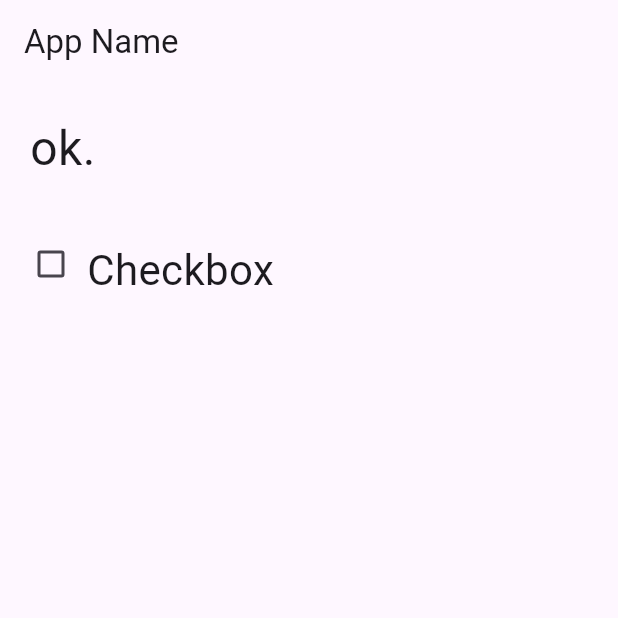
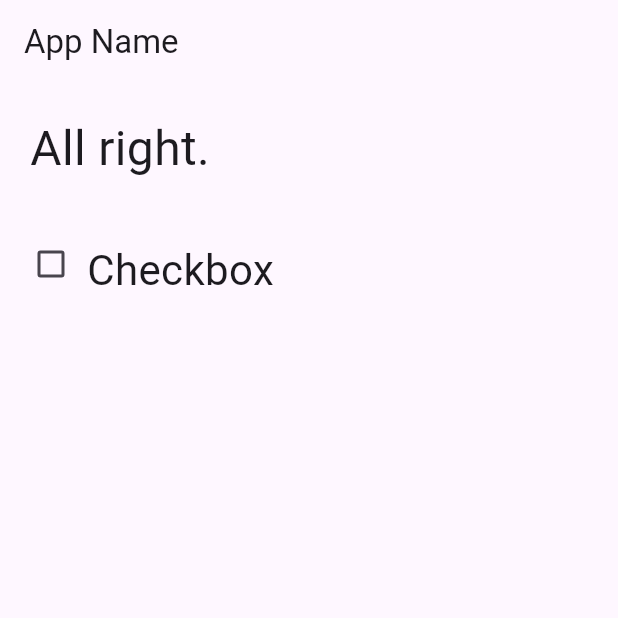
Before and after one commit to Jun-Saito-de/practice_j, a Flutter app: the screen it shows after launch, on a phone screen of 412 x 824 dp, the top half of it. Run offline on Flutter 3.47's test engine with Material 3 defaults, Android fonts, the phone set to English and light mode, and no system bars.

Commit message:
初回のコミット

```diff
--- a/lib/main.dart
+++ b/lib/main.dart
@@ -34,7 +34,7 @@ class MyHomePage extends StatefulWidget {
 // ホーム画面の状態を管理するクラス
 class _MyHomePageState extends State<MyHomePage> {
   // 表示メッセージを保持する変数
-  static var _message = "ok.";
+  static var _message = "All right.";
   // チェックボックスの状態を保持する変数。初期値は未チェックとする
   static var _checked = false;
 
@@ -89,7 +89,7 @@ class _MyHomePageState extends State<MyHomePage> {
     );
   }
 
-  // チェックボックスが切り替えられたときに呼ばれる関数
+  // チェックボックスが切り替えられたときに呼ばれる関数です
   void checkChanged(bool? value){
     setState(() {
       _checked = value!; // nullでないことを確認しつつ、_checkedを 更新する
```
